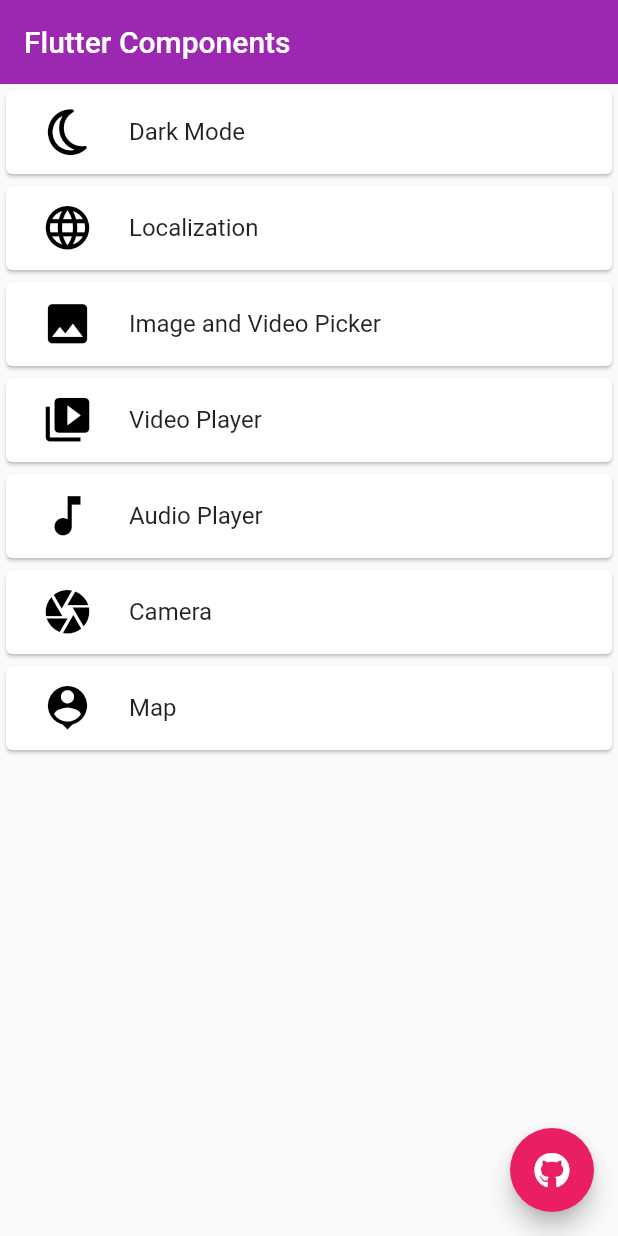
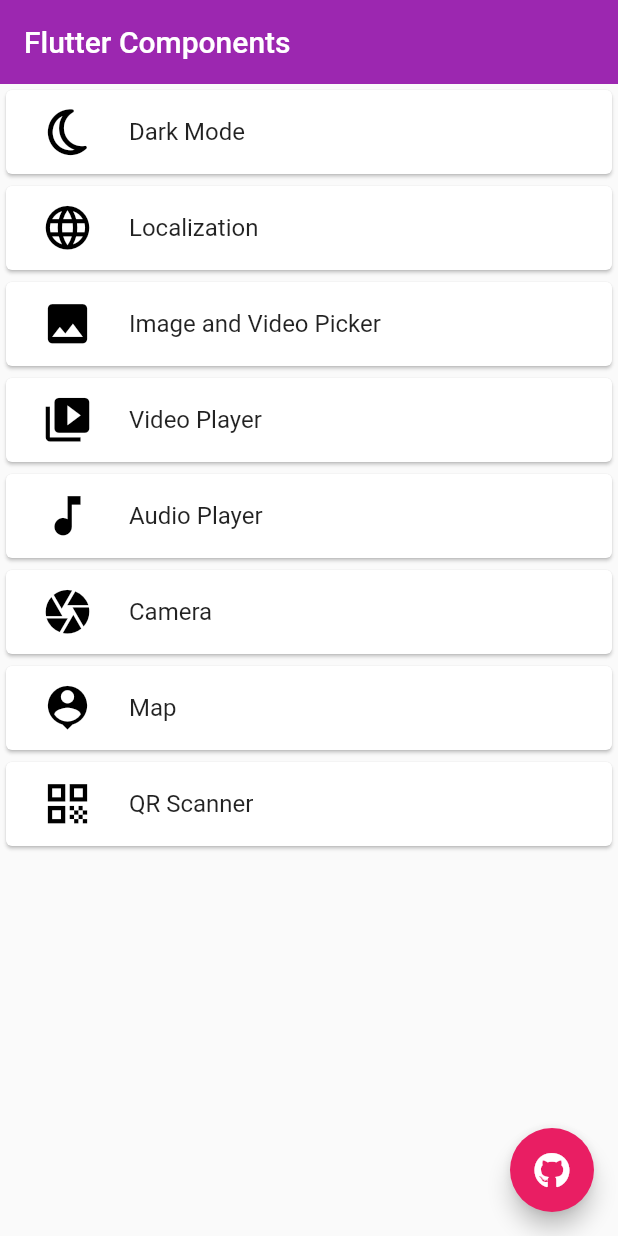
Before and after one commit to gautamswostik/some-flutter-lessons, a Flutter app: the screen it shows after launch, on a phone screen of 412 x 824 dp. Run offline on Flutter 3.47's test engine with Material 2 defaults, Android fonts, the phone set to English and light mode, and no system bars; our stand-ins replace audioplayers, bloc, camera, equatable, flutter_bloc, flutter_map and 8 more; missing offline and left inert: qr_code_scanner; accounts and stored records are empty; statements that could not run were skipped.

Commit message:
added qr code scanner

```diff
--- a/assets/languages/en.json
+++ b/assets/languages/en.json
@@ -28,6 +28,8 @@
   "Image Preview": "Image Preview",
   "Camera Screen": "Camera Screen",
   "Map": "Map",
+  "QR Scanner": "QR Scanner",
+  "Scanned Data": "Scanned Data",
   "1": "1",
   "2": "2",
   "3": "3",
--- a/assets/languages/es.json
+++ b/assets/languages/es.json
@@ -28,6 +28,8 @@
   "Image Preview": "Vista previa de la imagen",
   "Camera Screen": "Pantalla de la cámara",
   "Map": "Mapa",
+  "QR Scanner": "Código QR",
+  "Scanned Data": "Datos escaneados",
   "1": "uno",
   "2": "dos",
   "3": "tres",
--- a/assets/languages/ko.json
+++ b/assets/languages/ko.json
@@ -28,6 +28,8 @@
   "Image Preview": "이미지 미리보기",
   "Camera Screen": "카메라 화면",
   "Map": "지도",
+  "QR Scanner": "QR 스캐너",
+  "Scanned Data": "스캔 데이터",
   "1": "일",
   "2": "이",
   "3": "삼",
--- a/assets/languages/ne.json
+++ b/assets/languages/ne.json
@@ -28,6 +28,8 @@
   "Image Preview": "छवि पूर्वावलोकन",
   "Camera Screen": "क्यामेरा स्क्रिन",
   "Map": "नक्सा",
+  "QR Scanner": "QR स्क्यानर",
+  "Scanned Data": "स्क्यान गरिएको डाटा",
   "1": "एक",
   "2": "दुई",
   "3": "तीन",
--- a/lib/screens/home_screen.dart
+++ b/lib/screens/home_screen.dart
@@ -5,6 +5,7 @@
 import 'package:fluuter_boilerplate/screens/image_picker/image_picker_screen.dart';
 import 'package:fluuter_boilerplate/screens/localization/app_language_screen.dart';
 import 'package:fluuter_boilerplate/screens/map/map_screen.dart';
+import 'package:fluuter_boilerplate/screens/qr/qr_screen.dart';
 import 'package:fluuter_boilerplate/screens/video_player/video_player_screen.dart';
 import 'package:fluuter_boilerplate/utils/app_texts/app_texts.dart';
 import 'package:fluuter_boilerplate/utils/app_texts/gitbub_links.dart';
@@ -15,6 +16,7 @@
 class HomeScreen extends StatefulWidget {
   const HomeScreen({Key? key, required this.themeValue}) : super(key: key);
   final bool themeValue;
+
   @override
   State<HomeScreen> createState() => _HomeScreenState();
 }
@@ -204,7 +206,30 @@
                 },
               ),
             ),
-
+            Card(
+              child: ListTile(
+                leading: Container(
+                  width: 50,
+                  height: 50,
+                  decoration: const BoxDecoration(
+                    color: Colors.white,
+                  ),
+                  child: const Icon(
+                    Icons.qr_code,
+                    size: 35,
+                    color: Colors.black,
+                  ),
+                ),
+                title: Text(AppTexts.qr.translateTo(context)),
+                onTap: () {
+                  Navigator.of(context).push(
+                    MaterialPageRoute(
+                      builder: (context) => const QrScannerScreeen(),
+                    ),
+                  );
+                },
+              ),
+            ),
           ],
         ),
       ),
--- a/lib/utils/app_texts/app_texts.dart
+++ b/lib/utils/app_texts/app_texts.dart
@@ -9,6 +9,7 @@
   static const String audioPlayer = 'Audio Player';
   static const String camera = 'Camera';
   static const String map = 'Map';
+  static const String qr = 'QR Scanner';
 
   static const String darkModeAppTitle = 'Change Theme';
 
@@ -34,4 +35,5 @@
   //camera texts
   static const String imagePreview = 'Image Preview';
   static const String cameraScreen = 'Camera Screen';
+  static const String scannedData = 'Scanned Data';
 }
```
Also changed, not shown: lib/screens/qr/qr_screen.dart (added, +165 -0 lines), pubspec.yaml (+5 -3 lines), pubspec.lock, 7 other files.
